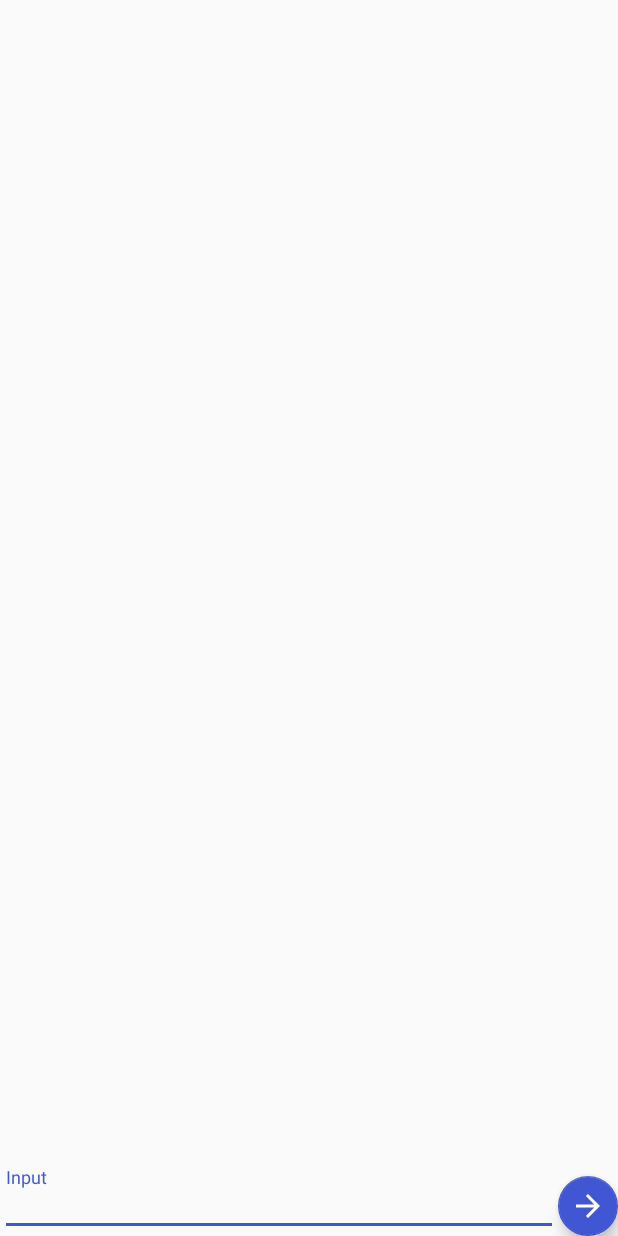
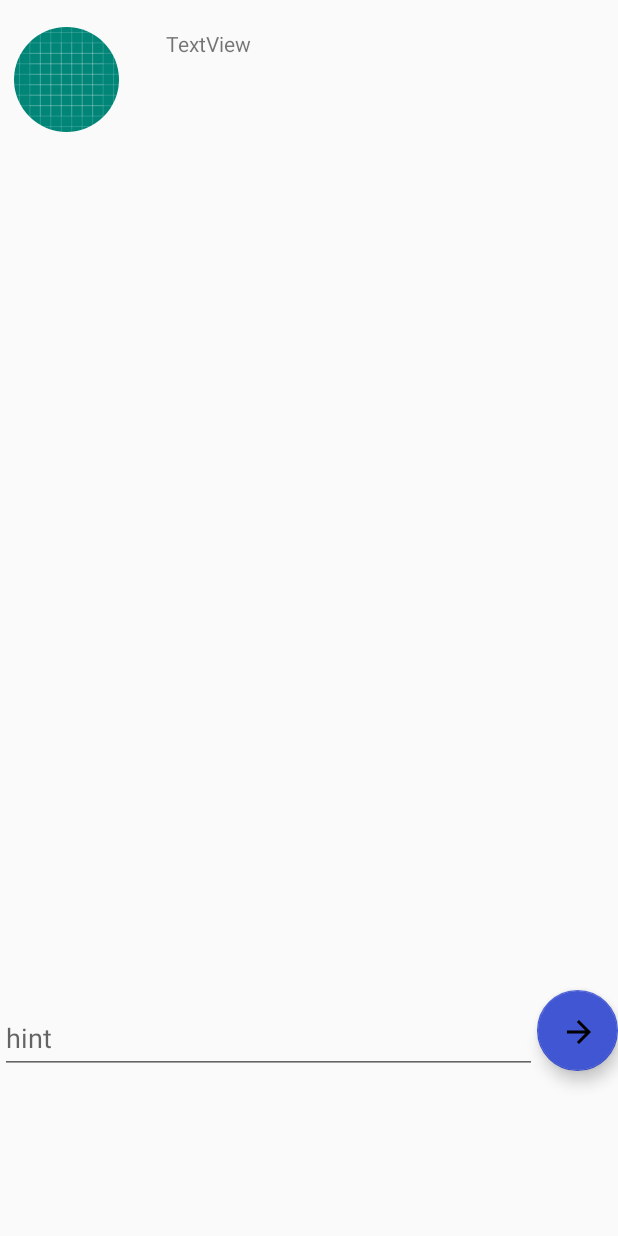
Before and after one commit to shivi2006/BITS_ClubManagement, an Android app: the layout chat_layout.xml on its own in the app's theme, with its tools: preview values and no code run, on a phone screen of 412 x 824 dp. Run offline under Robolectric (Android 15) with nearby library versions, the phone set to English and light mode, and no system bars; Roboto replaces fonts that are not available here.

Commit message:
Changed chatlayout file

```diff
--- a/app/src/main/java/com/example/shiviMittal/Chat/View/Adpater_events.kt
+++ b/app/src/main/java/com/example/shiviMittal/Chat/View/Adpater_events.kt
@@ -12,7 +12,7 @@ class Adpater_events(val list:MutableList<ChatRoom>):RecyclerView.Adapter<Adpate
 
     override fun onCreateViewHolder(p: ViewGroup, viewType: Int): ViewHolder {
         val view= LayoutInflater.from(p.context).inflate(R.layout.message,p,false)
-        return ViewHolder(view)
+        return ViewHolder(view) // message layout left
     }
 
     override fun onBindViewHolder(p: ViewHolder, position: Int) {
--- a/app/src/main/java/com/example/shiviMittal/Chat/View/ChatView.kt
+++ b/app/src/main/java/com/example/shiviMittal/Chat/View/ChatView.kt
@@ -28,7 +28,7 @@ class ChatView : AppCompatActivity(){
         override fun onCreate(savedInstanceState: Bundle?) {
             super.onCreate(savedInstanceState)
 
-        val recyclerView = findViewById<RecyclerView>(R.id.recycler_view)
+        val recyclerView = findViewById<RecyclerView>(R.id.recyclerView3)
         val chatViewModel: ChatViewModel
         recyclerView.layoutManager = LinearLayoutManager(this, RecyclerView.VERTICAL, false)
 
--- a/app/src/main/res/layout/chat_layout.xml
+++ b/app/src/main/res/layout/chat_layout.xml
@@ -1,45 +1,70 @@
 <?xml version="1.0" encoding="utf-8"?>
-<RelativeLayout xmlns:android="http://schemas.android.com/apk/res/android"
+<androidx.constraintlayout.widget.ConstraintLayout xmlns:android="http://schemas.android.com/apk/res/android"
     xmlns:app="http://schemas.android.com/apk/res-auto"
+    xmlns:tools="http://schemas.android.com/tools"
     android:id="@+id/activity_main"
     android:layout_width="match_parent"
     android:layout_height="match_parent">
 
+    <de.hdodenhof.circleimageview.CircleImageView
+        android:id="@+id/profile_image"
+        android:layout_width="75dp"
+        android:layout_height="70dp"
+        android:src="@drawable/ic_launcher_background"
+        app:layout_constraintBottom_toBottomOf="parent"
+        app:layout_constraintEnd_toEndOf="parent"
+        app:layout_constraintHorizontal_bias="0.02"
+        app:layout_constraintStart_toStartOf="parent"
+        app:layout_constraintTop_toTopOf="parent"
+        app:layout_constraintVertical_bias="0.024" />
+
+    <androidx.recyclerview.widget.RecyclerView
+        android:id="@+id/recyclerView3"
+        android:layout_width="match_parent"
+        android:layout_height="568dp"
+        android:layout_marginTop="92dp"
+        app:layout_constraintEnd_toEndOf="parent"
+        app:layout_constraintHorizontal_bias="0.083"
+        app:layout_constraintStart_toStartOf="parent"
+        app:layout_constraintTop_toTopOf="parent" />
+
     <com.google.android.material.floatingactionbutton.FloatingActionButton
-        android:id="@+id/fab"
-        android:layout_width="195dp"
-        android:layout_height="46dp"
-        android:layout_alignParentEnd="true"
-        android:layout_alignParentBottom="true"
-        android:layout_marginEnd="0dp"
+        android:id="@+id/floatingActionButton"
+        android:layout_width="54dp"
+        android:layout_height="70dp"
         android:clickable="true"
-        android:src="@drawable/ic_arrow_forward_black_24dp"
-        android:tint="@android:color/white"
-        app:fabSize="mini" />
+        app:layout_constraintBottom_toBottomOf="parent"
+        app:layout_constraintEnd_toEndOf="parent"
+        app:layout_constraintHorizontal_bias="1.0"
+        app:layout_constraintStart_toStartOf="parent"
+        app:layout_constraintTop_toBottomOf="@+id/recyclerView3"
+        app:layout_constraintVertical_bias="0.0"
+        app:srcCompat="@drawable/ic_arrow_forward_black_24dp" />
 
     <com.google.android.material.textfield.TextInputLayout
-        android:layout_width="wrap_content"
-        android:layout_height="46dp"
-        android:layout_alignParentStart="true"
-        android:layout_alignParentBottom="true"
-        android:layout_marginRight="0dp"
-        android:layout_toLeftOf="@id/fab">
+        android:id="@+id/textInputLayout"
+        android:layout_width="358dp"
+        android:layout_height="65dp"
+        app:layout_constraintEnd_toStartOf="@+id/floatingActionButton"
+        app:layout_constraintTop_toBottomOf="@+id/recyclerView3">
 
-        <EditText
+        <com.google.android.material.textfield.TextInputEditText
             android:id="@+id/input"
             android:layout_width="match_parent"
             android:layout_height="wrap_content"
-            android:hint="Input" />
+            android:hint="hint" />
     </com.google.android.material.textfield.TextInputLayout>
 
-    <androidx.recyclerview.widget.RecyclerView
-        android:layout_width="match_parent"
-        android:layout_height="match_parent"
-        android:layout_alignParentTop="true"
-        android:layout_alignParentStart="true"
-        android:layout_above="@id/fab"
-        android:dividerHeight="16dp"
-        android:divider="@android:color/transparent"
-        android:id="@+id/recycler_view"
-        android:layout_marginBottom="16dp"/>
-</RelativeLayout>
+    <TextView
+        android:id="@+id/userName"
+        android:layout_width="103dp"
+        android:layout_height="27dp"
+        android:layout_marginBottom="45dp"
+        android:text="TextView"
+        app:layout_constraintBottom_toTopOf="@+id/recyclerView3"
+        app:layout_constraintEnd_toEndOf="parent"
+        app:layout_constraintHorizontal_bias="0.125"
+        app:layout_constraintStart_toEndOf="@+id/profile_image"
+        app:layout_constraintTop_toTopOf="parent"
+        app:layout_constraintVertical_bias="1.0" />
+</androidx.constraintlayout.widget.ConstraintLayout>
--- /dev/null
+++ b/app/src/main/res/layout/chat_layout_row.xml
@@ -0,0 +1,6 @@
+<?xml version="1.0" encoding="utf-8"?>
+<androidx.constraintlayout.widget.ConstraintLayout xmlns:android="http://schemas.android.com/apk/res/android"
+    xmlns:app="http://schemas.android.com/apk/res-auto"
+    xmlns:tools="http://schemas.android.com/tools"
+    android:layout_width="match_parent"
+    android:layout_height="match_parent"/>
--- a/app/src/main/res/layout/message.xml
+++ b/app/src/main/res/layout/message.xml
@@ -27,4 +27,8 @@
         android:textAppearance="@style/TextAppearance.AppCompat.Body1"
         android:textSize="18sp" />
 
+    <androidx.cardview.widget.CardView
+        android:layout_width="match_parent"
+        android:layout_height="wrap_content" />
+
 </RelativeLayout>
```
